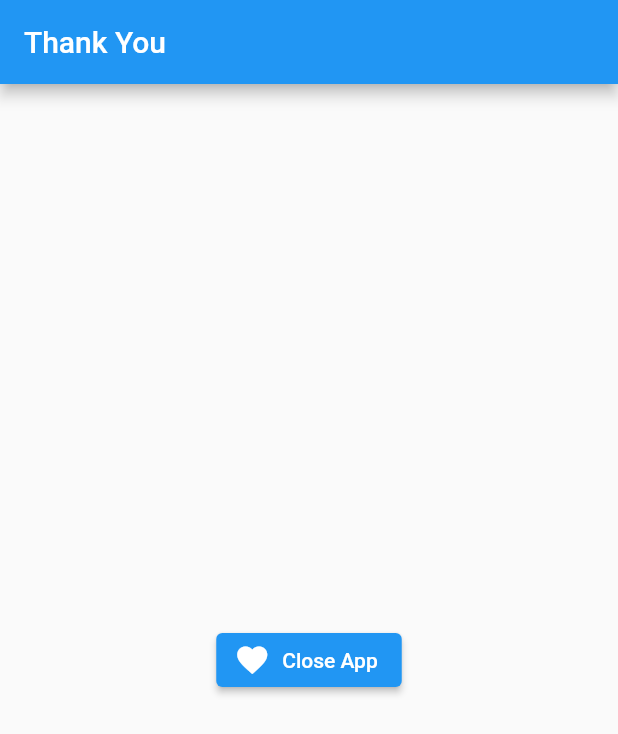
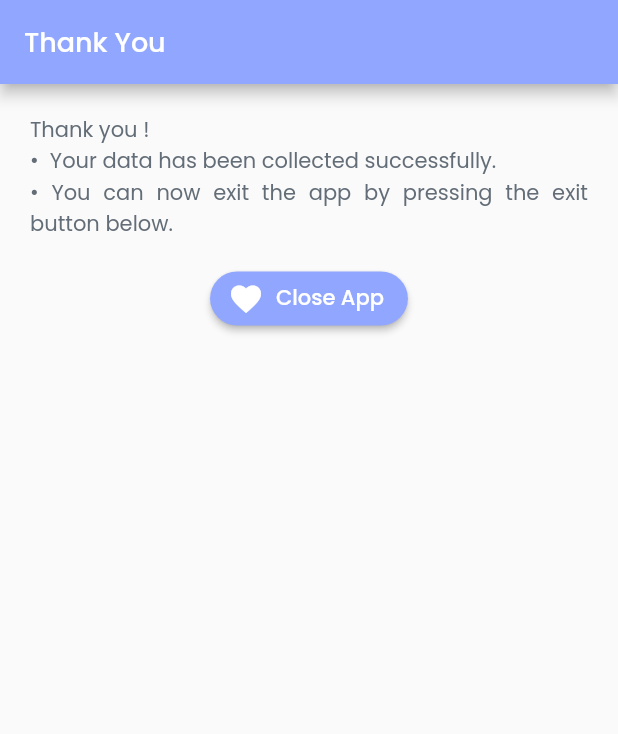
Before and after one commit to Agneeshz/anxiety_cdac, a Flutter app: the ExitPage screen opened directly, on a phone screen of 412 x 824 dp. Shown: the top 734 px of the screen. Run offline on Flutter 3.47's test engine with Material 2 defaults, Android fonts, the phone set to English and light mode, and no system bars; our stand-ins replace camera, circular_countdown_timer, cloud_firestore, firebase_core, firebase_storage, google_fonts and 4 more; missing offline and left inert: firebase_ml_vision, flutter_fft, heart_bpm, record_mp3, stats; accounts and stored records are empty.

Commit message:
fixed all UI

```diff
--- a/lib/main.dart
+++ b/lib/main.dart
@@ -1,7 +1,5 @@
 import 'package:anxiety_cdac/constant/color.dart';
-import 'package:anxiety_cdac/pages/heart_rate.dart';
 import 'package:anxiety_cdac/pages/home.dart';
-import 'package:anxiety_cdac/pages/video.dart';
 import 'package:flutter/material.dart';
 import 'package:google_fonts/google_fonts.dart';
 import 'package:camera/camera.dart';
@@ -31,10 +29,10 @@ class MyApp extends StatelessWidget {
     return MaterialApp(
       title: 'Face Detection',
       // home: Home(cameras: cameras),
-      home: VideoPage(),
-      // home: Init(
-      //   cameras: cameras,
-      // ),
+      // home: AudioPage(),
+      home: Init(
+        cameras: cameras,
+      ),
       // home: AudioPage(),
       // home: HeartRate(),
     );
--- a/lib/pages/audio.dart
+++ b/lib/pages/audio.dart
@@ -136,7 +136,7 @@ class _AudioPageState extends State<AudioPage> {
                 Container(
                   padding: const EdgeInsets.fromLTRB(20, 20, 20, 0),
                   child: Text(
-                    "General Instruction:\n$bullet Make a list of everything you discovered in the previous video.\n$bullet Summarize your words. Once finished, click the submit button to move on.",
+                    "General Instruction:\n$bullet Repeat the process as described on the previous page, this time stating the summary.\n$bullet To begin recording, click on the Start button. You can pause and resume recording the audio. \n$bullet Once finished, click the stop button and press the submit button to move on to the next screen.",
                     style: GoogleFonts.poppins(
                       fontSize: 14,
                       textStyle: TextStyle(
@@ -335,12 +335,12 @@ class _AudioPageState extends State<AudioPage> {
 
   Future<String> getFilePath() async {
     Directory storageDirectory = await getApplicationDocumentsDirectory();
-    String sdPath = storageDirectory.path + "/record";
+    String sdPath = "${storageDirectory.path}/record";
     var d = Directory(sdPath);
     if (!d.existsSync()) {
       d.createSync(recursive: true);
     }
-    return sdPath + "/test_${i++}.mp3";
+    return "$sdPath/test_${i++}.mp3";
   }
 }
 
--- a/lib/pages/exit.dart
+++ b/lib/pages/exit.dart
@@ -1,6 +1,9 @@
-import 'package:anxiety_cdac/pages/audio.dart';
+import 'package:anxiety_cdac/constant/color.dart';
 import 'package:flutter/material.dart';
 import 'package:flutter/services.dart';
+import 'package:google_fonts/google_fonts.dart';
+
+import '../constant/constant.dart';
 
 class ExitPage extends StatelessWidget {
   const ExitPage({super.key});
@@ -9,16 +12,59 @@ class ExitPage extends StatelessWidget {
   Widget build(BuildContext context) {
     return Scaffold(
       appBar: AppBar(
-        title: const Text("Thank You"),
+        backgroundColor: primaryColor,
+        title: Text(
+          "Thank You",
+          style: GoogleFonts.poppins(
+            fontSize: 18,
+            textStyle: GoogleFonts.poppins(
+              color: Colors.white,
+              height: 1.5,
+            ),
+          ),
+        ),
         automaticallyImplyLeading: false,
       ),
-      body: Center(
-        child: ElevatedButton.icon(
-            icon: const Icon(Icons.favorite),
-            label: const Text("Close App"),
-            onPressed: () {
-              SystemNavigator.pop();
-            }),
+      body: Column(
+        children: [
+          Container(
+            padding: const EdgeInsets.fromLTRB(20, 20, 20, 0),
+            child: Text(
+              "Thank you !\n$bullet Your data has been collected successfully.\n$bullet You can now exit the app by pressing the exit button below.",
+              style: GoogleFonts.poppins(
+                fontSize: 14,
+                textStyle: TextStyle(
+                  color: secondaryTextColor,
+                  height: 1.5,
+                ),
+              ),
+              textAlign: TextAlign.justify,
+            ),
+          ),
+          const SizedBox(
+            height: 15.0,
+          ),
+          Center(
+            child: ElevatedButton.icon(
+                style: ButtonStyle(
+                  backgroundColor: MaterialStateProperty.all(primaryColor),
+                  //round shape
+                  shape: MaterialStateProperty.all<RoundedRectangleBorder>(
+                    RoundedRectangleBorder(
+                      borderRadius: BorderRadius.circular(18.0),
+                    ),
+                  ),
+                ),
+                icon: const Icon(Icons.favorite),
+                label: Text(
+                  "Close App",
+                  style: GoogleFonts.poppins(),
+                ),
+                onPressed: () {
+                  SystemNavigator.pop();
+                }),
+          ),
+        ],
       ),
     );
   }
--- a/lib/pages/heart_rate.dart
+++ b/lib/pages/heart_rate.dart
@@ -55,6 +55,7 @@ class _HeartRateState extends State<HeartRate> {
       'avg-bpm': stats.median.toString(),
       'sd-bpm': stats.standardDeviation.toString(),
     });
+    // ignore: use_build_context_synchronously
     Navigator.pushAndRemoveUntil(
       context,
       MaterialPageRoute(builder: (context) => const ExitPage()),
```
